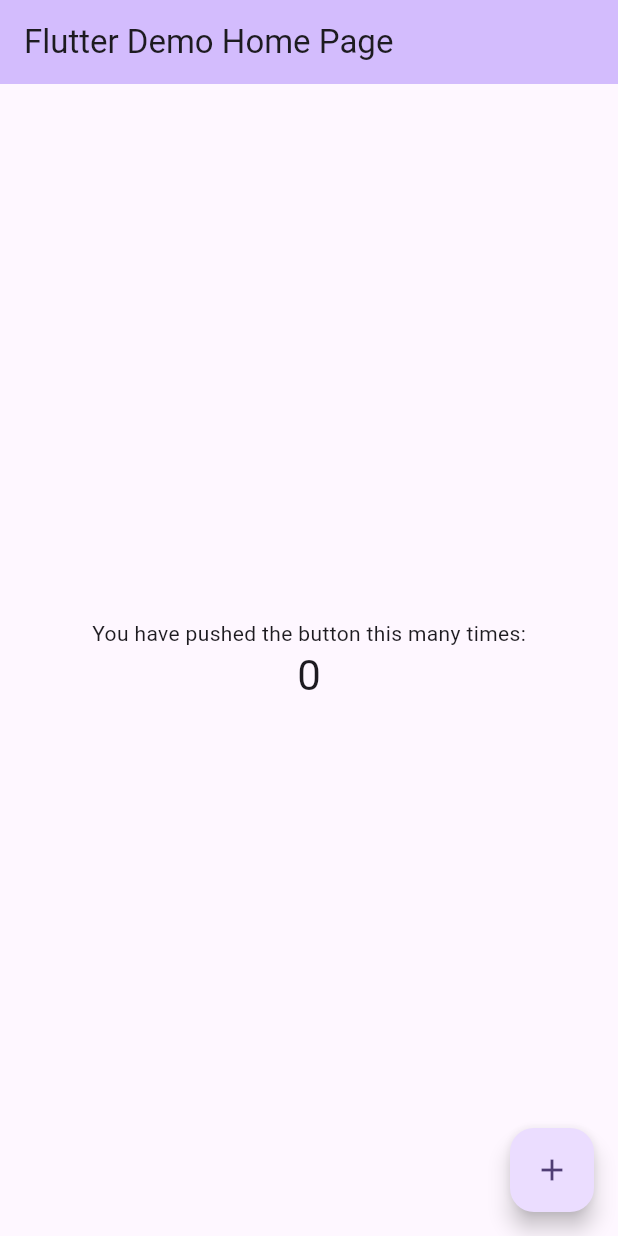
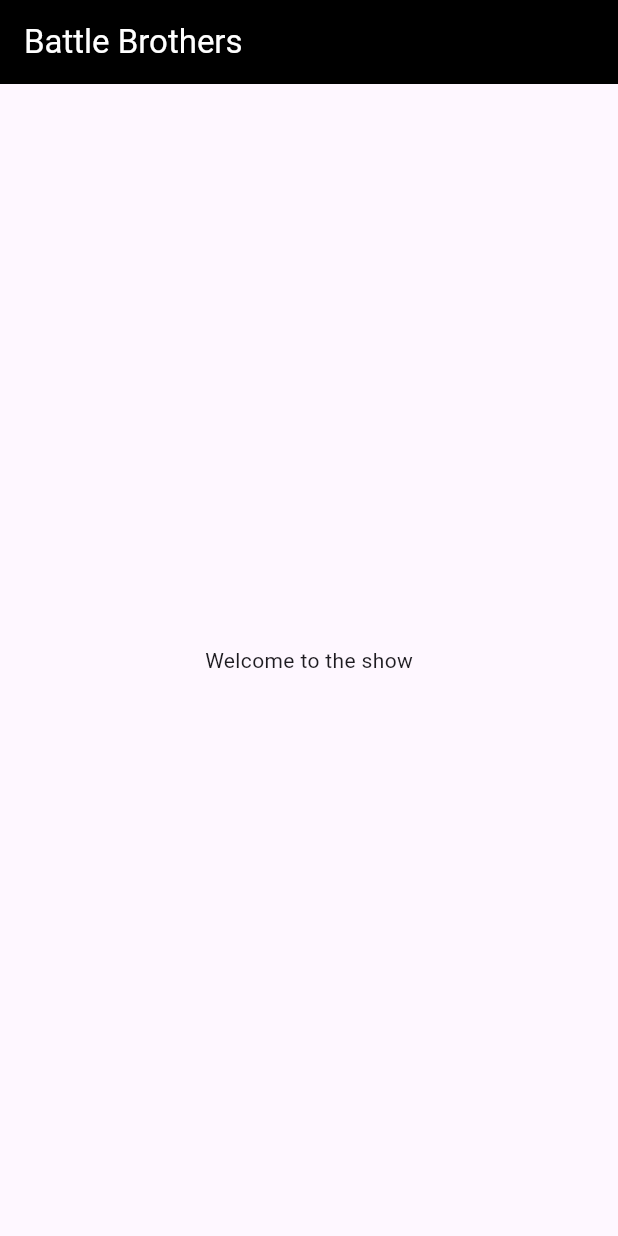
Before and after one commit to matthewweil3/battle-brothers, a Flutter app: the screen it shows after launch, on a phone screen of 412 x 824 dp. Run offline on Flutter 3.47's test engine with Material 3 defaults, Android fonts, the light colour scheme and no system bars.

Commit message:
Added Title Bar

```diff
--- a/lib/main.dart
+++ b/lib/main.dart
@@ -10,43 +10,16 @@
   // This widget is the root of your application.
   @override
   Widget build(BuildContext context) {
-    return MaterialApp(
-      title: 'Flutter Demo',
-      theme: ThemeData(
-        // This is the theme of your application.
-        //
-        // TRY THIS: Try running your application with "flutter run". You'll see
-        // the application has a purple toolbar. Then, without quitting the app,
-        // try changing the seedColor in the colorScheme below to Colors.green
-        // and then invoke "hot reload" (save your changes or press the "hot
-        // reload" button in a Flutter-supported IDE, or press "r" if you used
-        // the command line to start the app).
-        //
-        // Notice that the counter didn't reset back to zero; the application
-        // state is not lost during the reload. To reset the state, use hot
-        // restart instead.
-        //
-        // This works for code too, not just values: Most code changes can be
-        // tested with just a hot reload.
-        colorScheme: ColorScheme.fromSeed(seedColor: Colors.deepPurple),
-        useMaterial3: true,
-      ),
-      home: const MyHomePage(title: 'Flutter Demo Home Page'),
+    return const MaterialApp(
+      title: 'Battle Brothers',
+      color: Colors.black,
+      home: MyHomePage(title: 'Battle Brothers'),
     );
   }
 }
 
 class MyHomePage extends StatefulWidget {
   const MyHomePage({super.key, required this.title});
-
-  // This widget is the home page of your application. It is stateful, meaning
-  // that it has a State object (defined below) that contains fields that affect
-  // how it looks.
-
-  // This class is the configuration for the state. It holds the values (in this
-  // case the title) provided by the parent (in this case the App widget) and
-  // used by the build method of the State. Fields in a Widget subclass are
-  // always marked "final".
 
   final String title;
 
@@ -81,45 +54,27 @@
         // TRY THIS: Try changing the color here to a specific color (to
         // Colors.amber, perhaps?) and trigger a hot reload to see the AppBar
         // change color while the other colors stay the same.
-        backgroundColor: Theme.of(context).colorScheme.inversePrimary,
+        backgroundColor: Colors.black,
         // Here we take the value from the MyHomePage object that was created by
         // the App.build method, and use it to set our appbar title.
-        title: Text(widget.title),
+        title: Text(
+          widget.title,
+          style: const TextStyle(
+              color: Colors.white
+              )
+          ),
       ),
-      body: Center(
-        // Center is a layout widget. It takes a single child and positions it
-        // in the middle of the parent.
+      body: const Center(
         child: Column(
-          // Column is also a layout widget. It takes a list of children and
-          // arranges them vertically. By default, it sizes itself to fit its
-          // children horizontally, and tries to be as tall as its parent.
-          //
-          // Column has various properties to control how it sizes itself and
-          // how it positions its children. Here we use mainAxisAlignment to
-          // center the children vertically; the main axis here is the vertical
-          // axis because Columns are vertical (the cross axis would be
-          // horizontal).
-          //
-          // TRY THIS: Invoke "debug painting" (choose the "Toggle Debug Paint"
-          // action in the IDE, or press "p" in the console), to see the
-          // wireframe for each widget.
           mainAxisAlignment: MainAxisAlignment.center,
           children: <Widget>[
-            const Text(
-              'You have pushed the button this many times:',
-            ),
-            Text(
-              '$_counter',
-              style: Theme.of(context).textTheme.headlineMedium,
+             Text(
+              'Welcome to the show',
             ),
           ],
         ),
       ),
-      floatingActionButton: FloatingActionButton(
-        onPressed: _incrementCounter,
-        tooltip: 'Increment',
-        child: const Icon(Icons.add),
-      ), // This trailing comma makes auto-formatting nicer for build methods.
+
     );
   }
 }
```
